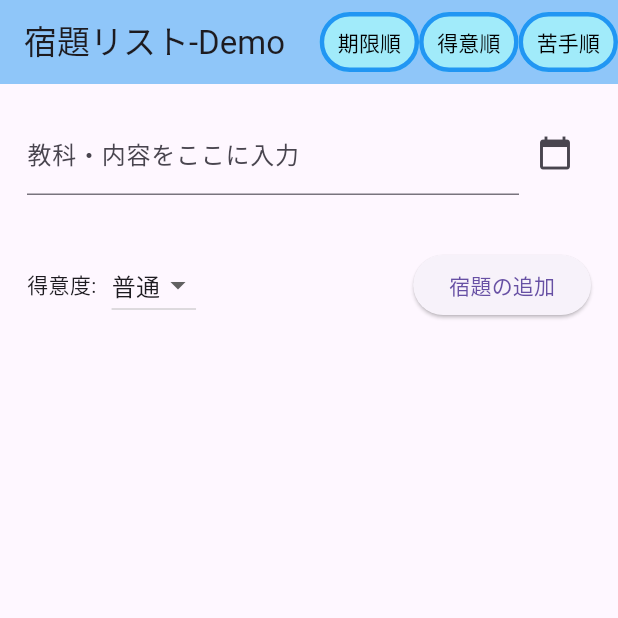
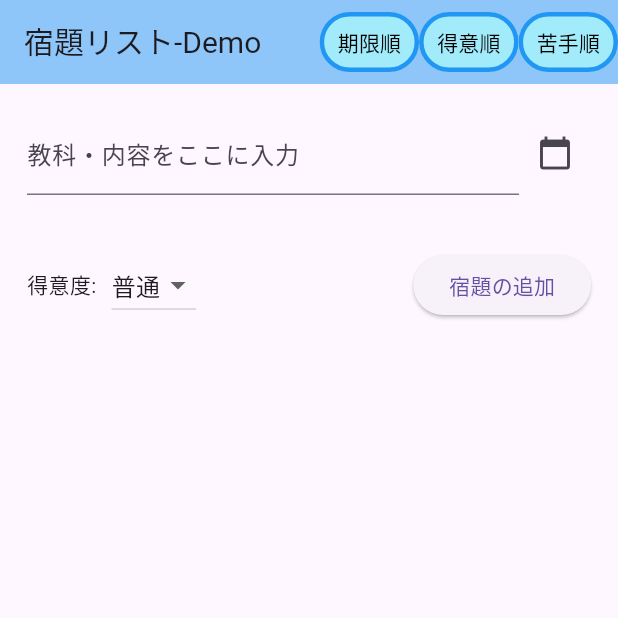
Before and after one commit to KazukiYoshida24/homework_organizer, a Flutter app: the screen it shows after launch, on a phone screen of 412 x 824 dp, the top half of it. Run offline on Flutter 3.47's test engine with Material 3 defaults, Android fonts, the phone set to English and light mode, and no system bars; our stand-ins replace shared_preferences.

Commit message:
Change Design

```diff
--- a/lib/main.dart
+++ b/lib/main.dart
@@ -223,7 +223,10 @@ class _HomeworkOrganizerScreenState extends State<HomeworkOrganizerScreen> {
   Widget build(BuildContext context) {
     return Scaffold(
       appBar: AppBar(
-        title: const Text('宿題リスト-Demo'),
+        title: const Text(
+          '宿題リスト-Demo',
+          style: TextStyle(fontSize: 20), // フォントサイズを調整
+        ),
         backgroundColor: Colors.blue.withOpacity(0.5),
         actions: [
           TextButton(
```
